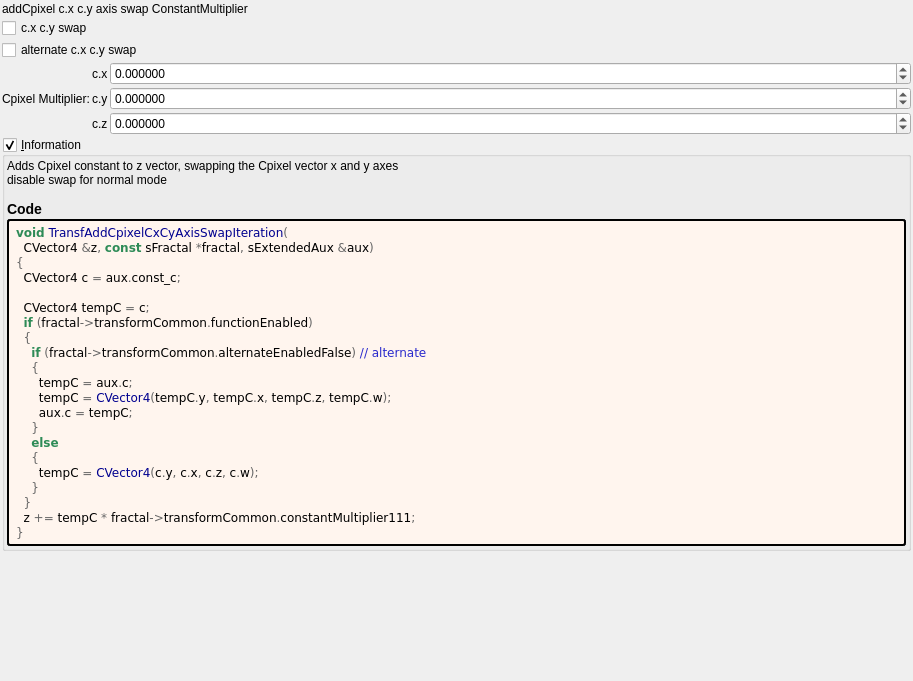
irinox-ctrl/mandelbulber2, file mandelbulber2/formula/ui/transf_add_cpixel_cx_cy_axis_swap.ui: the form before one commit.
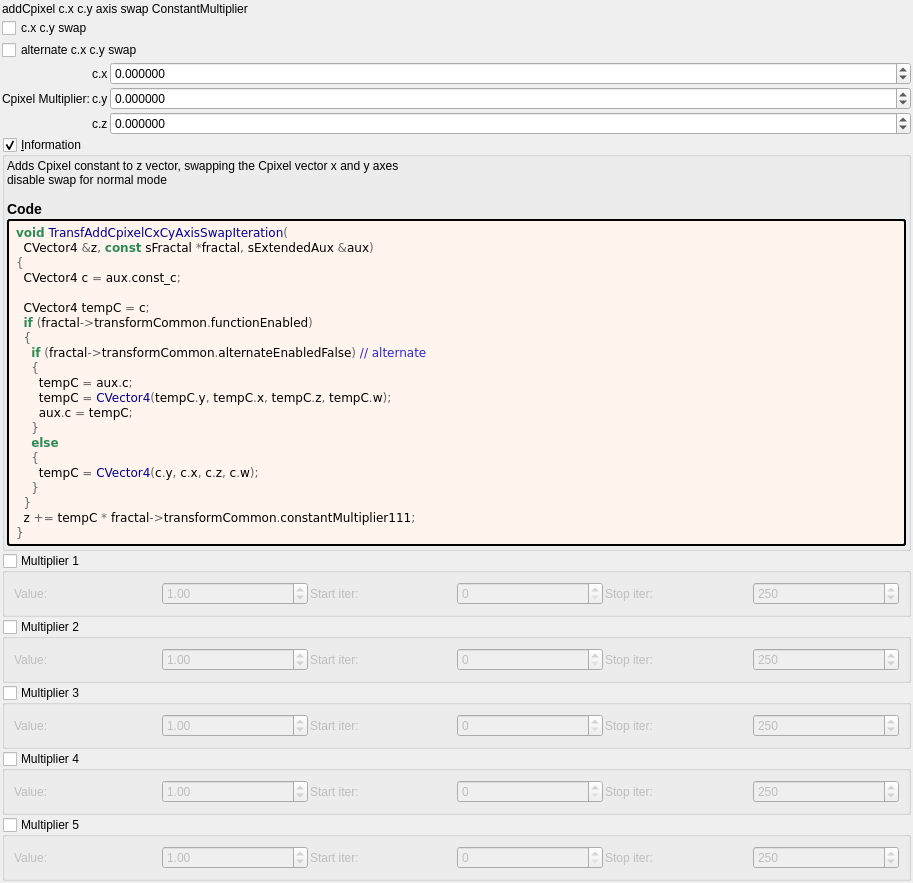
The form after the commit. Custom widgets are drawn as their Qt base class.

Commit message:
feat: add 5 general-purpose multipliers to all 1007 fractal formulas
Each multiplier has:
- Checkbox (OFF by default)
- Value spinbox (default 1.0, range -100 to 100)
- Iteration start/stop range

Logic: z *= value; DE *= |value|;

Uses existing transformCommon parameters:
- Checkboxes: functionEnabledBx/By/Bz/Bw/CzFalse
- Values: scale4/5/6/8/16
- Ranges: startIterationsB-F/stopIterationsB-F

Modified 1007 .cpp (CPU), 1006 .cl (GPU), 1023 .ui files.
Both source (formula/) and deploy (deploy/share/) copies updated.

What changed in the file:
```diff
--- a/mandelbulber2/formula/ui/transf_add_cpixel_cx_cy_axis_swap.ui
+++ b/mandelbulber2/formula/ui/transf_add_cpixel_cx_cy_axis_swap.ui
@@ -265,6 +265,192 @@
      </layout>
     </widget>
    </item>
+   <item>
+    <widget class="MyGroupBox" name="groupCheck_transf_function_enabledBx_false">
+     <property name="title"><string>Multiplier 1</string></property>
+     <property name="checkable"><bool>true</bool></property>
+     <property name="checked"><bool>false</bool></property>
+     <layout class="QGridLayout" name="gridLayout_mult1">
+      <property name="spacing"><number>2</number></property>
+      <item row="0" column="0">
+       <widget class="QLabel"><property name="text"><string>Value:</string></property></widget>
+      </item>
+      <item row="0" column="1">
+       <widget class="MyDoubleSpinBox" name="spinbox_transf_scale_4">
+        <property name="minimum"><double>-100.0</double></property><property name="maximum"><double>100.0</double></property>
+        <property name="singleStep"><double>0.01</double></property><property name="value"><double>1.0</double></property>
+       </widget>
+      </item>
+      <item row="0" column="2">
+       <widget class="QLabel"><property name="text"><string>Start iter:</string></property></widget>
+      </item>
+      <item row="0" column="3">
+       <widget class="MySpinBox" name="spinboxInt_transf_start_iterations_B">
+        <property name="minimum"><number>0</number></property><property name="maximum"><number>10000</number></property>
+        <property name="value"><number>0</number></property>
+       </widget>
+      </item>
+      <item row="0" column="4">
+       <widget class="QLabel"><property name="text"><string>Stop iter:</string></property></widget>
+      </item>
+      <item row="0" column="5">
+       <widget class="MySpinBox" name="spinboxInt_transf_stop_iterations_B">
+        <property name="minimum"><number>0</number></property><property name="maximum"><number>10000</number></property>
+        <property name="value"><number>250</number></property>
+       </widget>
+      </item>
+     </layout>
+    </widget>
+   </item>
+   <item>
+    <widget class="MyGroupBox" name="groupCheck_transf_function_enabledBy_false">
+     <property name="title"><string>Multiplier 2</string></property>
+     <property name="checkable"><bool>true</bool></property>
+     <property name="checked"><bool>false</bool></property>
+     <layout class="QGridLayout" name="gridLayout_mult2">
+      <property name="spacing"><number>2</number></property>
+      <item row="0" column="0">
+       <widget class="QLabel"><property name="text"><string>Value:</string></property></widget>
+      </item>
+      <item row="0" column="1">
+       <widget class="MyDoubleSpinBox" name="spinbox_transf_scale_5">
+        <property name="minimum"><double>-100.0</double></property><property name="maximum"><double>100.0</double></property>
+        <property name="singleStep"><double>0.01</double></property><property name="value"><double>1.0</double></property>
+       </widget>
+      </item>
+      <item row="0" column="2">
+       <widget class="QLabel"><property name="text"><string>Start iter:</string></property></widget>
+      </item>
+      <item row="0" column="3">
+       <widget class="MySpinBox" name="spinboxInt_transf_start_iterations_C">
+        <property name="minimum"><number>0</number></property><property name="maximum"><number>10000</number></property>
+        <property name="value"><number>0</number></property>
+       </widget>
+      </item>
+      <item row="0" column="4">
+       <widget class="QLabel"><property name="text"><string>Stop iter:</string></property></widget>
+      </item>
+      <item row="0" column="5">
+       <widget class="MySpinBox" name="spinboxInt_transf_stop_iterations_C">
+        <property name="minimum"><number>0</number></property><property name="maximum"><number>10000</number></property>
+        <property name="value"><number>250</number></property>
+       </widget>
+      </item>
+     </layout>
+    </widget>
+   </item>
+   <item>
+    <widget class="MyGroupBox" name="groupCheck_transf_function_enabledBz_false">
+     <property name="title"><string>Multiplier 3</string></property>
+     <property name="checkable"><bool>true</bool></property>
+     <property name="checked"><bool>false</bool></property>
+     <layout class="QGridLayout" name="gridLayout_mult3">
+      <property name="spacing"><number>2</number></property>
+      <item row="0" column="0">
+       <widget class="QLabel"><property name="text"><string>Value:</string></property></widget>
+      </item>
+      <item row="0" column="1">
+       <widget class="MyDoubleSpinBox" name="spinbox_transf_scale_6">
+        <property name="minimum"><double>-100.0</double></property><property name="maximum"><double>100.0</double></property>
+        <property name="singleStep"><double>0.01</double></property><property name="value"><double>1.0</double></property>
+       </widget>
+      </item>
+      <item row="0" column="2">
+       <widget class="QLabel"><property name="text"><string>Start iter:</string></property></widget>
+      </item>
+      <item row="0" column="3">
+       <widget class="MySpinBox" name="spinboxInt_transf_start_iterations_D">
+        <property name="minimum"><number>0</number></property><property name="maximum"><number>10000</number></property>
+        <property name="value"><number>0</number></property>
+       </widget>
+      </item>
+      <item row="0" column="4">
+       <widget class="QLabel"><property name="text"><string>Stop iter:</string></property></widget>
+      </item>
+      <item row="0" column="5">
+       <widget class="MySpinBox" name="spinboxInt_transf_stop_iterations_D">
+        <property name="minimum"><number>0</number></property><property name="maximum"><number>10000</number></property>
+        <property name="value"><number>250</number></property>
+       </widget>
+      </item>
+     </layout>
+    </widget>
+   </item>
+   <item>
+    <widget class="MyGroupBox" name="groupCheck_transf_function_enabledBw_false">
+     <property name="title"><string>Multiplier 4</string></property>
+     <property name="checkable"><bool>true</bool></property>
+     <property name="checked"><bool>false</bool></property>
+     <layout class="QGridLayout" name="gridLayout_mult4">
+      <property name="spacing"><number>2</number></property>
+      <item row="0" column="0">
+       <widget class="QLabel"><property name="text"><string>Value:</string></property></widget>
+      </item>
+      <item row="0" column="1">
+       <widget class="MyDoubleSpinBox" name="spinbox_transf_scale_8">
+        <property name="minimum"><double>-100.0</double></property><property name="maximum"><double>100.0</double></property>
+        <property name="singleStep"><double>0.01</double></property><property name="value"><double>1.0</double></property>
+       </widget>
+      </item>
+      <item row="0" column="2">
+       <widget class="QLabel"><property name="text"><string>Start iter:</string></property></widget>
+      </item>
+      <item row="0" column="3">
+       <widget class="MySpinBox" name="spinboxInt_transf_start_iterations_E">
+        <property name="minimum"><number>0</number></property><property name="maximum"><number>10000</number></property>
+        <property name="value"><number>0</number></property>
+       </widget>
+      </item>
+      <item row="0" column="4">
+       <widget class="QLabel"><property name="text"><string>Stop iter:</string></property></widget>
+      </item>
+      <item row="0" column="5">
+       <widget class="MySpinBox" name="spinboxInt_transf_stop_iterations_E">
+        <property name="minimum"><number>0</number></property><property name="maximum"><number>10000</number></property>
+        <property name="value"><number>250</number></property>
+       </widget>
+      </item>
+     </layout>
+    </widget>
+   </item>
+   <item>
+    <widget class="MyGroupBox" name="groupCheck_transf_function_enabledCz_false">
+     <property name="title"><string>Multiplier 5</string></property>
+     <property name="checkable"><bool>true</bool></property>
+     <property name="checked"><bool>false</bool></property>
+     <layout class="QGridLayout" name="gridLayout_mult5">
+      <property name="spacing"><number>2</number></property>
+      <item row="0" column="0">
+       <widget class="QLabel"><property name="text"><string>Value:</string></property></widget>
+      </item>
+      <item row="0" column="1">
+       <widget class="MyDoubleSpinBox" name="spinbox_transf_scale_16">
+        <property name="minimum"><double>-100.0</double></property><property name="maximum"><double>100.0</double></property>
+        <property name="singleStep"><double>0.01</double></property><property name="value"><double>1.0</double></property>
+       </widget>
+      </item>
+      <item row="0" column="2">
+       <widget class="QLabel"><property name="text"><string>Start iter:</string></property></widget>
+      </item>
+      <item row="0" column="3">
+       <widget class="MySpinBox" name="spinboxInt_transf_start_iterations_F">
+        <property name="minimum"><number>0</number></property><property name="maximum"><number>10000</number></property>
+        <property name="value"><number>0</number></property>
+       </widget>
+      </item>
+      <item row="0" column="4">
+       <widget class="QLabel"><property name="text"><string>Stop iter:</string></property></widget>
+      </item>
+      <item row="0" column="5">
+       <widget class="MySpinBox" name="spinboxInt_transf_stop_iterations_F">
+        <property name="minimum"><number>0</number></property><property name="maximum"><number>10000</number></property>
+        <property name="value"><number>250</number></property>
+       </widget>
+      </item>
+     </layout>
+    </widget>
+   </item>
+
    <item>
     <spacer name="verticalSpacer">
      <property name="orientation">
@@ -297,6 +483,11 @@
    <extends>QCheckBox</extends>
    <header>my_check_box.h</header>
   </customwidget>
+   <customwidget>
+   <class>MySpinBox</class>
+   <extends>QSpinBox</extends>
+   <header>my_spin_box.h</header>
+  </customwidget>
  </customwidgets>
  <tabstops>
   <tabstop>spinbox3_transf_constant_multiplier_111_x</tabstop>
```
The commit also changes 3972 other files.
